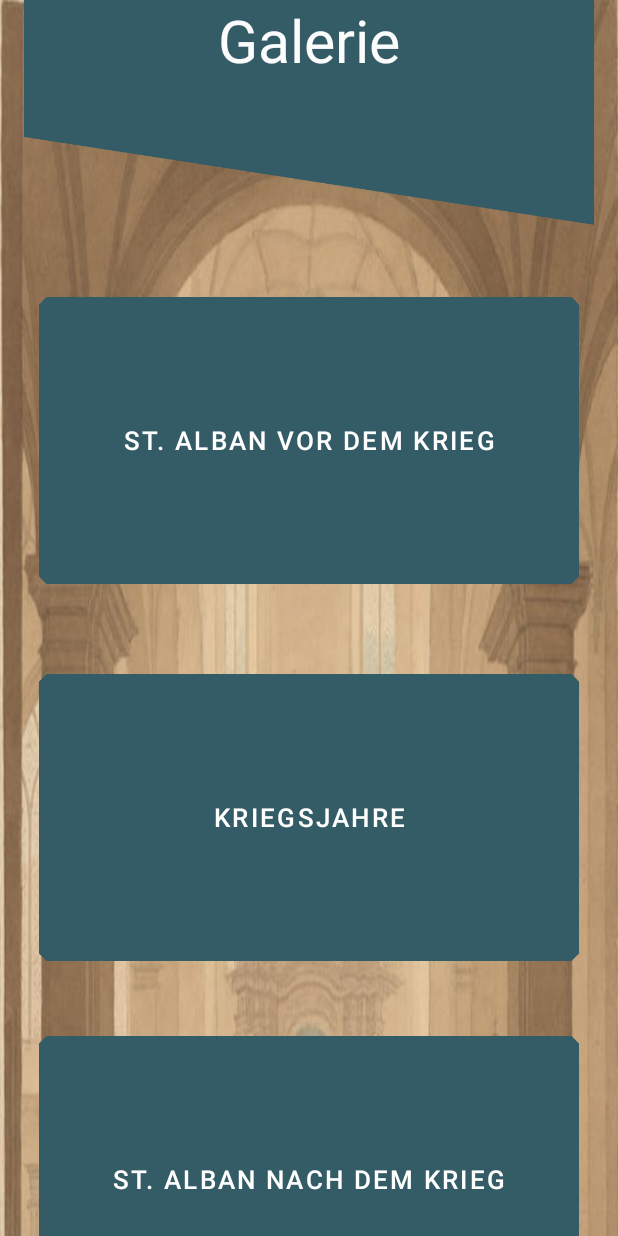
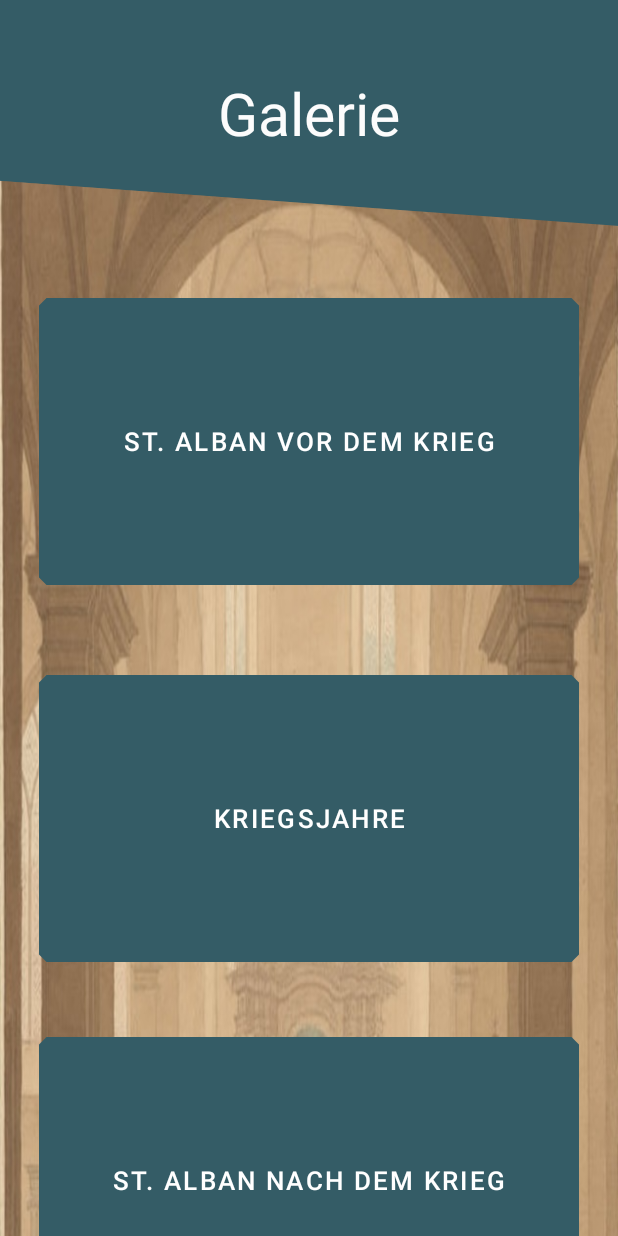
Before and after one commit to ChristineSchaefer/StAlban_App, an Android app: the screen it shows after launch (StaGalleryActivityMain), on a phone screen of 412 x 824 dp. Run offline under Robolectric (Android 15) with nearby library versions, the phone set to English and light mode, and no system bars; Roboto replaces fonts that are not available here.

Commit message:
work at art gallery

```diff
--- a/app/src/main/res/layout/sta_gallery_menu.xml
+++ b/app/src/main/res/layout/sta_gallery_menu.xml
@@ -17,16 +17,14 @@
             android:layout_height="wrap_content"
             android:background="@drawable/sta_background_gallery_menu"
             android:gravity="center"
-            android:orientation="vertical"
-            android:paddingLeft="16dp"
-            android:paddingRight="16dp">
+            android:orientation="vertical">
 
             <TextView
                 android:id="@+id/gallery_title"
                 android:layout_width="match_parent"
-                android:layout_height="150dp"
-                android:background="@drawable/hintergrund_schriftzug"
-                android:gravity="center_horizontal"
+                android:layout_height="match_parent"
+                android:background="@drawable/men__headline"
+                android:gravity="center"
                 android:text="@string/galerie"
                 android:textAlignment="center"
                 android:textColor="@color/text"
```
Also changed, not shown: app/src/main/java/com/example/stalban_app/sta_gallery/StaAdapter.java (+19 -7 lines), app/src/main/java/com/example/stalban_app/sta_gallery/StaCell.java (+0 -17 lines), app/src/main/java/com/example/stalban_app/sta_gallery/StaGalleryActivityView.java (+12 -66 lines), app/src/main/res/drawable-ldpi/brba_d048792.jpg (added), app/src/main/res/drawable-ldpi/brba_d048793.jpg (added), app/src/main/res/drawable-ldpi/brba_d048794.jpg (added), app/src/main/res/drawable-ldpi/brba_d048795.jpg (added), app/src/main/res/drawable-ldpi/brba_d048796.jpg (added), app/src/main/res/drawable-ldpi/brba_d048797.jpg (added).
